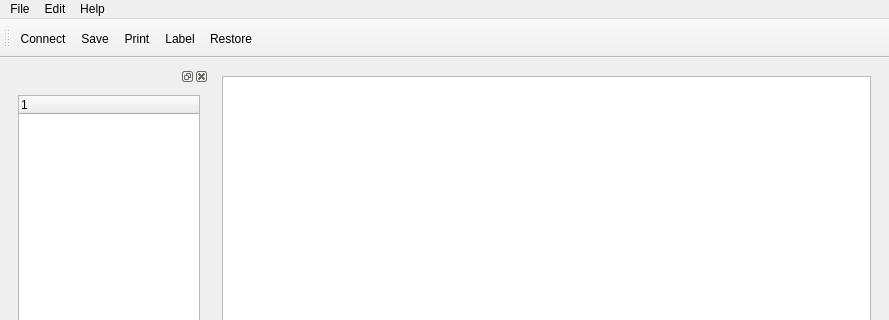
First picture: the form in bacula/src/qt-console/main.ui, repository rkorzeniewski/bacula, before the edit; both pictures show x 0 to 889 and y 0 to 320 of the 889 by 802 pixel window.
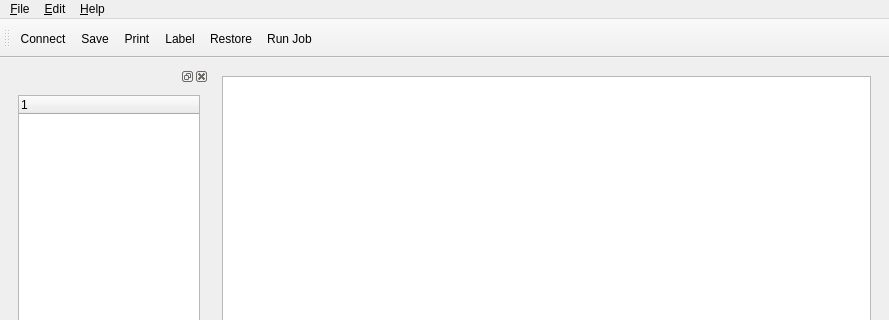
Second picture: the form after the edit. Icons and pictures are not drawn.

```diff
--- a/bacula/src/qt-console/main.ui
+++ b/bacula/src/qt-console/main.ui
@@ -218,13 +218,13 @@
    </property>
    <widget class="QMenu" name="menuHelp" >
     <property name="title" >
-     <string>Help</string>
+     <string>&amp;Help</string>
     </property>
     <addaction name="actionAbout_qt_console" />
    </widget>
    <widget class="QMenu" name="menuEdit" >
     <property name="title" >
-     <string>Edit</string>
+     <string>&amp;Edit</string>
     </property>
     <addaction name="actionCopy" />
     <addaction name="actionCut" />
@@ -232,7 +232,7 @@
    </widget>
    <widget class="QMenu" name="menuFile" >
     <property name="title" >
-     <string>File</string>
+     <string>&amp;File</string>
     </property>
     <addaction name="actionPrint" />
     <addaction name="actionSave" />
@@ -261,6 +261,7 @@
    <addaction name="actionPrint" />
    <addaction name="actionLabel" />
    <addaction name="actionRestore" />
+   <addaction name="actionRun" />
   </widget>
   <action name="actionExit" >
    <property name="text" >
@@ -317,7 +318,7 @@
     <iconset>images/print.png</iconset>
    </property>
    <property name="text" >
-    <string>Print</string>
+    <string>&amp;Print</string>
    </property>
   </action>
   <action name="actionSave" >
@@ -325,7 +326,7 @@
     <iconset>images/save.png</iconset>
    </property>
    <property name="text" >
-    <string>Save</string>
+    <string>&amp;Save</string>
    </property>
   </action>
   <action name="actionConnect" >
@@ -350,6 +351,26 @@
    </property>
    <property name="text" >
     <string>Restore</string>
+   </property>
+   <property name="statusTip" >
+    <string>Restore Files</string>
+   </property>
+  </action>
+  <action name="actionRun" >
+   <property name="checked" >
+    <bool>false</bool>
+   </property>
+   <property name="icon" >
+    <iconset>images/run.png</iconset>
+   </property>
+   <property name="text" >
+    <string>Run Job</string>
+   </property>
+   <property name="iconText" >
+    <string>Run Job</string>
+   </property>
+   <property name="toolTip" >
+    <string>Run Job</string>
    </property>
   </action>
  </widget>
```
Left out of the diff: 42 changed lines with no effect on the pictures.
